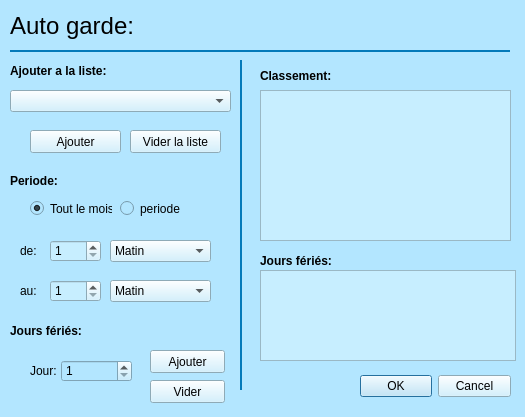
Above: user_interfaces/auto_plus.ui from otmanLAHRECHE/Garde_advanced before the change. Below: the same form after it.
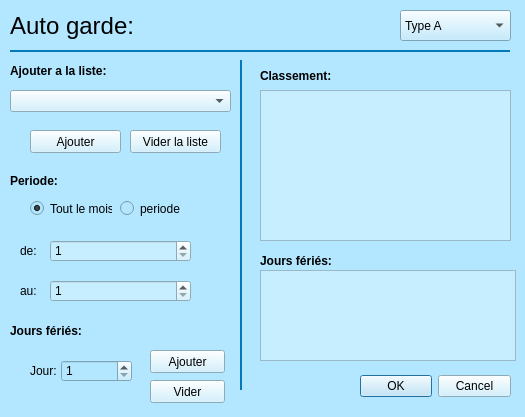
That is the form after the change.

Patch:
```diff
--- a/user_interfaces/auto_plus.ui
+++ b/user_interfaces/auto_plus.ui
@@ -58,7 +58,7 @@
     <rect>
      <x>10</x>
      <y>10</y>
-     <width>461</width>
+     <width>381</width>
      <height>31</height>
     </rect>
    </property>
@@ -316,7 +316,7 @@
     <rect>
      <x>50</x>
      <y>240</y>
-     <width>51</width>
+     <width>141</width>
      <height>22</height>
     </rect>
    </property>
@@ -330,35 +330,12 @@
     <number>31</number>
    </property>
   </widget>
-  <widget class="QComboBox" name="comboBox_2">
-   <property name="geometry">
-    <rect>
-     <x>110</x>
-     <y>240</y>
-     <width>101</width>
-     <height>22</height>
-    </rect>
-   </property>
-   <property name="styleSheet">
-    <string notr="true">background-color: rgb(199, 238, 255);</string>
-   </property>
-   <item>
-    <property name="text">
-     <string>Matin</string>
-    </property>
-   </item>
-   <item>
-    <property name="text">
-     <string>Nuit</string>
-    </property>
-   </item>
-  </widget>
   <widget class="QSpinBox" name="spinBox_2">
    <property name="geometry">
     <rect>
      <x>50</x>
      <y>280</y>
-     <width>51</width>
+     <width>141</width>
      <height>22</height>
     </rect>
    </property>
@@ -375,29 +352,6 @@
     <number>31</number>
    </property>
   </widget>
-  <widget class="QComboBox" name="comboBox_3">
-   <property name="geometry">
-    <rect>
-     <x>110</x>
-     <y>280</y>
-     <width>101</width>
-     <height>22</height>
-    </rect>
-   </property>
-   <property name="styleSheet">
-    <string notr="true">background-color: rgb(199, 238, 255);</string>
-   </property>
-   <item>
-    <property name="text">
-     <string>Matin</string>
-    </property>
-   </item>
-   <item>
-    <property name="text">
-     <string>Nuit</string>
-    </property>
-   </item>
-  </widget>
   <widget class="QLabel" name="label_7">
    <property name="geometry">
     <rect>
@@ -532,6 +486,26 @@
     <string notr="true">background-color: rgb(199, 238, 255);</string>
    </property>
   </widget>
+  <widget class="QComboBox" name="comboBox_2">
+   <property name="geometry">
+    <rect>
+     <x>400</x>
+     <y>10</y>
+     <width>111</width>
+     <height>31</height>
+    </rect>
+   </property>
+   <item>
+    <property name="text">
+     <string>Type A</string>
+    </property>
+   </item>
+   <item>
+    <property name="text">
+     <string>Type B</string>
+    </property>
+   </item>
+  </widget>
  </widget>
  <resources/>
  <connections>
```
